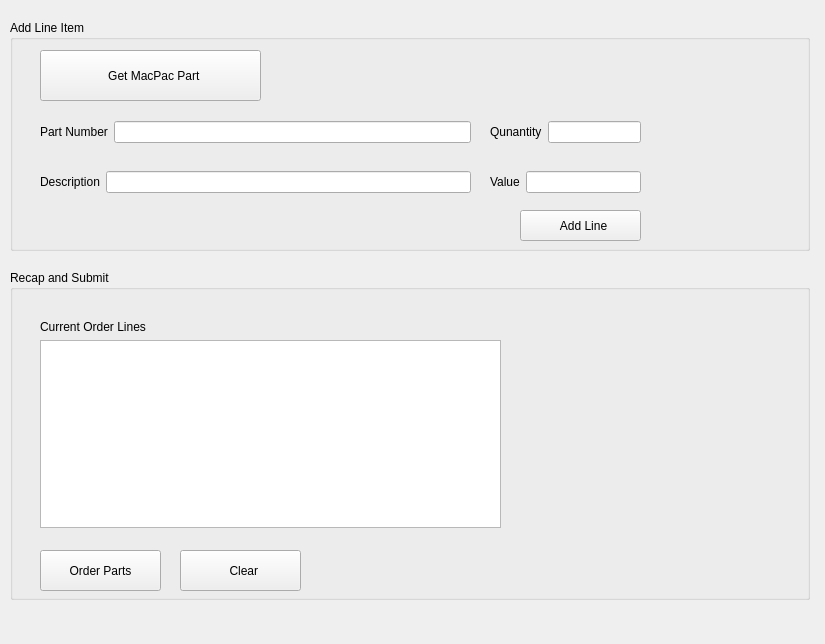
Old version of the form View/addlineitem.ui in the repository topherMcDonald/SPO.
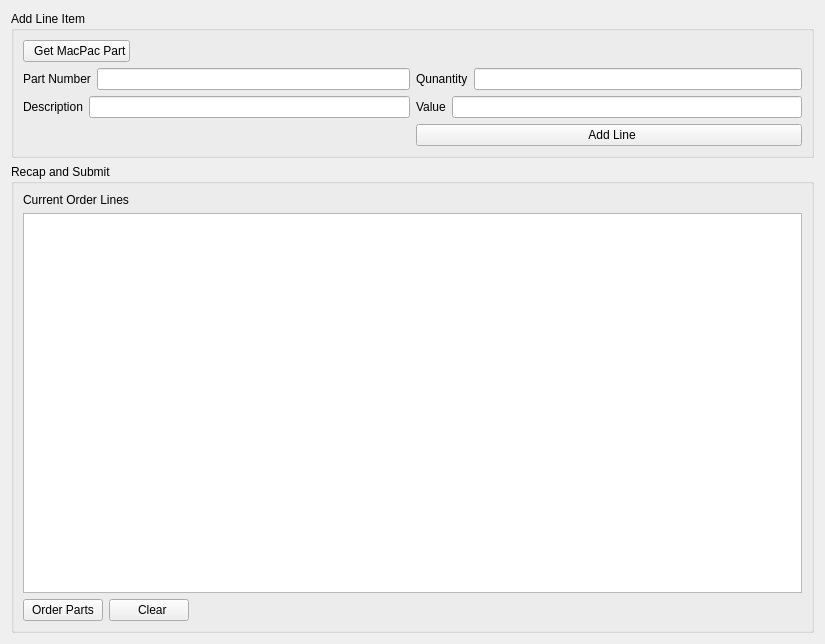
New version of the form. Icons and pictures are not drawn.

Patch:
```diff
--- a/View/addlineitem.ui
+++ b/View/addlineitem.ui
@@ -10,29 +10,35 @@
     <height>644</height>
    </rect>
   </property>
+  <property name="sizePolicy">
+   <sizepolicy hsizetype="Expanding" vsizetype="Preferred">
+    <horstretch>0</horstretch>
+    <verstretch>0</verstretch>
+   </sizepolicy>
+  </property>
   <property name="windowTitle">
    <string>Form</string>
   </property>
+  <layout class="QVBoxLayout" name="verticalLayout">
+   <item>
   <widget class="QGroupBox" name="gbAddLineTtem">
-   <property name="geometry">
-    <rect>
-     <x>10</x>
-     <y>20</y>
-     <width>800</width>
-     <height>231</height>
-    </rect>
+     <property name="sizePolicy">
+      <sizepolicy hsizetype="Expanding" vsizetype="Preferred">
+       <horstretch>0</horstretch>
+       <verstretch>0</verstretch>
+      </sizepolicy>
    </property>
    <property name="title">
     <string>Add Line Item</string>
    </property>
+     <layout class="QGridLayout" name="gridLayout">
+      <item row="0" column="0">
    <widget class="QPushButton" name="btnAddLineItem_GetMacPacPart">
-    <property name="geometry">
-     <rect>
-      <x>30</x>
-      <y>30</y>
-      <width>221</width>
-      <height>51</height>
-     </rect>
+        <property name="sizePolicy">
+         <sizepolicy hsizetype="Fixed" vsizetype="Fixed">
+          <horstretch>0</horstretch>
+          <verstretch>0</verstretch>
+         </sizepolicy>
     </property>
     <property name="text">
      <string>  Get MacPac Part</string>
@@ -42,32 +48,8 @@
       <normaloff>:/root/qtAppIcons/Add.png</normaloff>:/root/qtAppIcons/Add.png</iconset>
     </property>
    </widget>
-   <widget class="QPushButton" name="btnAddLineItem_AddLine">
-    <property name="geometry">
-     <rect>
-      <x>510</x>
-      <y>190</y>
-      <width>121</width>
-      <height>31</height>
-     </rect>
-    </property>
-    <property name="text">
-     <string>  Add Line</string>
-    </property>
-    <property name="icon">
-     <iconset resource="../sporesource.qrc">
-      <normaloff>:/root/qtAppIcons/Check.png</normaloff>:/root/qtAppIcons/Check.png</iconset>
-    </property>
-   </widget>
-   <widget class="QWidget" name="layoutWidget">
-    <property name="geometry">
-     <rect>
-      <x>30</x>
-      <y>100</y>
-      <width>431</width>
-      <height>24</height>
-     </rect>
-    </property>
+      </item>
+      <item row="1" column="0">
     <layout class="QHBoxLayout" name="hloAddLineItem_PartNumber">
      <item>
       <widget class="QLabel" name="lblAddLineItem_PartNumber">
@@ -80,38 +62,8 @@
       <widget class="QLineEdit" name="leAddLineItem_PartNumber"/>
      </item>
     </layout>
-   </widget>
-   <widget class="QWidget" name="layoutWidget">
-    <property name="geometry">
-     <rect>
-      <x>30</x>
-      <y>150</y>
-      <width>431</width>
-      <height>24</height>
-     </rect>
-    </property>
-    <layout class="QHBoxLayout" name="hloAddLineItem_Description">
-     <item>
-      <widget class="QLabel" name="lblAddLineItem_Description">
-       <property name="text">
-        <string>Description</string>
-       </property>
-      </widget>
-     </item>
-     <item>
-      <widget class="QLineEdit" name="leAddlineItem_Description"/>
-     </item>
-    </layout>
-   </widget>
-   <widget class="QWidget" name="layoutWidget">
-    <property name="geometry">
-     <rect>
-      <x>480</x>
-      <y>100</y>
-      <width>151</width>
-      <height>24</height>
-     </rect>
-    </property>
+      </item>
+      <item row="1" column="1">
     <layout class="QHBoxLayout" name="hloAddLineItem_Quantity">
      <item>
       <widget class="QLabel" name="lblAddLineItem_Quantity">
@@ -124,16 +76,22 @@
       <widget class="QLineEdit" name="leAddLineItem_Quantity"/>
      </item>
     </layout>
-   </widget>
-   <widget class="QWidget" name="layoutWidget">
-    <property name="geometry">
-     <rect>
-      <x>480</x>
-      <y>150</y>
-      <width>151</width>
-      <height>24</height>
-     </rect>
-    </property>
+      </item>
+      <item row="2" column="0">
+       <layout class="QHBoxLayout" name="hloAddLineItem_Description">
+        <item>
+         <widget class="QLabel" name="lblAddLineItem_Description">
+          <property name="text">
+           <string>Description</string>
+          </property>
+         </widget>
+        </item>
+        <item>
+         <widget class="QLineEdit" name="leAddlineItem_Description"/>
+        </item>
+       </layout>
+      </item>
+      <item row="2" column="1">
     <layout class="QHBoxLayout" name="hloAddLineItem_Value">
      <item>
       <widget class="QLabel" name="lblAddLineItem_Value">
@@ -146,35 +104,45 @@
       <widget class="QLineEdit" name="leAddLineItem_Value"/>
      </item>
     </layout>
-   </widget>
-   <zorder>layoutWidget</zorder>
-   <zorder>layoutWidget</zorder>
-   <zorder>layoutWidget</zorder>
-   <zorder>layoutWidget</zorder>
+      </item>
+      <item row="3" column="1">
+       <widget class="QPushButton" name="btnAddLineItem_AddLine">
+        <property name="text">
+         <string>  Add Line</string>
+        </property>
+        <property name="icon">
+         <iconset resource="../sporesource.qrc">
+          <normaloff>:/root/qtAppIcons/Check.png</normaloff>:/root/qtAppIcons/Check.png</iconset>
+        </property>
+       </widget>
+      </item>
+     </layout>
    <zorder>btnAddLineItem_GetMacPacPart</zorder>
    <zorder>btnAddLineItem_AddLine</zorder>
   </widget>
+   </item>
+   <item>
   <widget class="QGroupBox" name="gbRecapAndSubmit">
-   <property name="geometry">
-    <rect>
-     <x>10</x>
-     <y>270</y>
-     <width>800</width>
-     <height>330</height>
-    </rect>
-   </property>
    <property name="title">
     <string>Recap and Submit</string>
    </property>
+     <layout class="QFormLayout" name="formLayout">
+      <item row="0" column="0" colspan="2">
+       <layout class="QVBoxLayout" name="vloRecapAndSubmit_CurrentOrderLines">
+        <item>
+         <widget class="QLabel" name="lblRecapAndSubmit_CurrentOrderLines">
+          <property name="text">
+           <string>Current Order Lines</string>
+          </property>
+         </widget>
+        </item>
+        <item>
+         <widget class="QColumnView" name="columnView"/>
+        </item>
+       </layout>
+      </item>
+      <item row="1" column="0">
    <widget class="QPushButton" name="btnRecapAndSubmit_OrderParts">
-    <property name="geometry">
-     <rect>
-      <x>30</x>
-      <y>280</y>
-      <width>121</width>
-      <height>41</height>
-     </rect>
-    </property>
     <property name="text">
      <string>Order Parts</string>
     </property>
@@ -183,14 +151,20 @@
       <normaloff>:/root/qtAppIcons/cart.png</normaloff>:/root/qtAppIcons/cart.png</iconset>
     </property>
    </widget>
+      </item>
+      <item row="1" column="1">
    <widget class="QPushButton" name="btnRecapAndSubmit_Clear">
-    <property name="geometry">
-     <rect>
-      <x>170</x>
-      <y>280</y>
-      <width>121</width>
-      <height>41</height>
-     </rect>
+        <property name="sizePolicy">
+         <sizepolicy hsizetype="Fixed" vsizetype="Fixed">
+          <horstretch>0</horstretch>
+          <verstretch>0</verstretch>
+         </sizepolicy>
+        </property>
+        <property name="maximumSize">
+         <size>
+          <width>16777215</width>
+          <height>16777215</height>
+         </size>
     </property>
     <property name="text">
      <string>  Clear</string>
@@ -200,29 +174,11 @@
       <normaloff>:/root/qtAppIcons/Remove.png</normaloff>:/root/qtAppIcons/Remove.png</iconset>
     </property>
    </widget>
-   <widget class="QWidget" name="layoutWidget">
-    <property name="geometry">
-     <rect>
-      <x>30</x>
-      <y>50</y>
-      <width>461</width>
-      <height>208</height>
-     </rect>
-    </property>
-    <layout class="QVBoxLayout" name="vloRecapAndSubmit_CurrentOrderLines">
-     <item>
-      <widget class="QLabel" name="lblRecapAndSubmit_CurrentOrderLines">
-       <property name="text">
-        <string>Current Order Lines</string>
-       </property>
-      </widget>
-     </item>
-     <item>
-      <widget class="QColumnView" name="columnView"/>
-     </item>
-    </layout>
-   </widget>
-  </widget>
+      </item>
+     </layout>
+    </widget>
+   </item>
+  </layout>
  </widget>
  <resources>
   <include location="../sporesource.qrc"/>
```
Left out of the diff: 5 changed lines with no effect on the pictures. Lines whose indentation alone changed are shown as unchanged.
